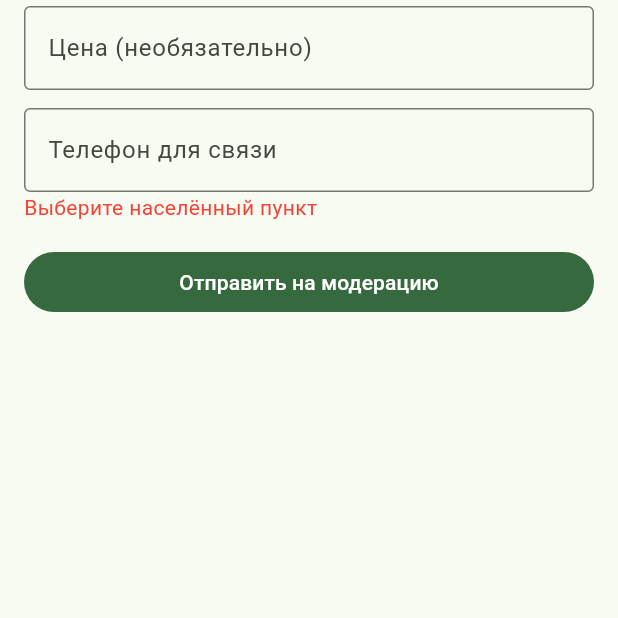
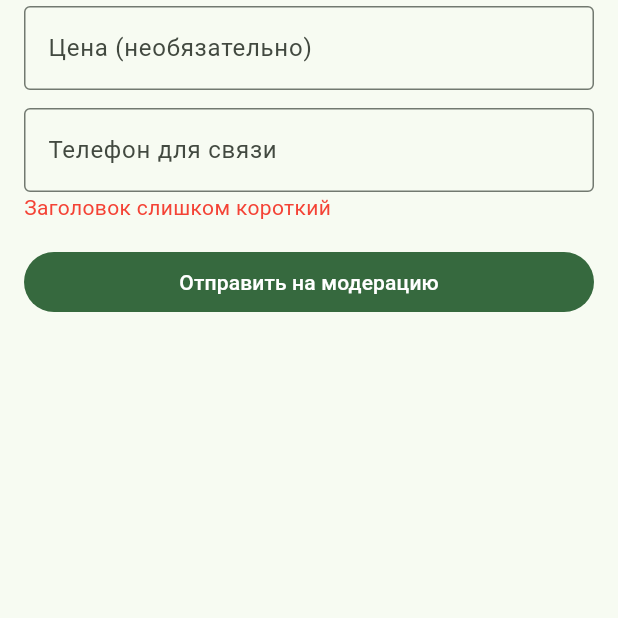
Before and after one commit to Restore2022/ryadom56, a Flutter app: the CreateListingScreen screen opened directly, after a tap on "Отправить на модерацию", on a phone screen of 412 x 824 dp, the part 618-1236 px from its top. Run offline on Flutter 3.47's test engine with Material 3 defaults, Android fonts, the phone set to English and light mode, and no system bars; our stand-ins replace shared_preferences; accounts and stored records are empty; network calls fail.

Commit message:
Fix listing create 422: relax validation and clearer client errors
Co-authored-by: Cursor <cursoragent@cursor.com>

```diff
--- a/mobile/lib/screens/create_listing_screen.dart
+++ b/mobile/lib/screens/create_listing_screen.dart
@@ -76,6 +76,16 @@ class _CreateListingScreenState extends State<CreateListingScreen> {
             onPressed: busy
                 ? null
                 : () async {
+                    final titleText = title.text.trim();
+                    final descText = description.text.trim();
+                    if (titleText.length < 2) {
+                      setState(() => error = 'Заголовок слишком короткий');
+                      return;
+                    }
+                    if (descText.length < 3) {
+                      setState(() => error = 'Описание слишком короткое');
+                      return;
+                    }
                     if (settlementId == null) {
                       setState(() => error = 'Выберите населённый пункт');
                       return;
@@ -85,14 +95,29 @@ class _CreateListingScreenState extends State<CreateListingScreen> {
                       error = null;
                     });
                     try {
-                      await context.read<AppState>().createListing({
-                        'title': title.text.trim(),
-                        'description': description.text.trim(),
+                      final payload = <String, dynamic>{
+                        'title': titleText,
+                        'description': descText,
                         'category': category,
                         'settlement_id': settlementId,
-                        'price': price.text.trim().isEmpty ? null : double.tryParse(price.text.trim().replaceAll(',', '.')),
-                        'contact_phone': phone.text.trim().isEmpty ? null : phone.text.trim(),
-                      });
+                      };
+                      final priceText = price.text.trim().replaceAll(',', '.');
+                      if (priceText.isNotEmpty) {
+                        final parsed = double.tryParse(priceText);
+                        if (parsed == null) {
+                          setState(() {
+                            busy = false;
+                            error = 'Некорректная цена';
+                          });
+                          return;
+                        }
+                        payload['price'] = parsed;
+                      }
+                      final phoneText = phone.text.trim();
+                      if (phoneText.isNotEmpty) {
+                        payload['contact_phone'] = phoneText;
+                      }
+                      await context.read<AppState>().createListing(payload);
                       if (context.mounted) {
                         ScaffoldMessenger.of(context).showSnackBar(
                           const SnackBar(content: Text('Отправлено на модерацию')),
```
Also changed, not shown: mobile/lib/api.dart (+24 -3 lines), 1 other file.
